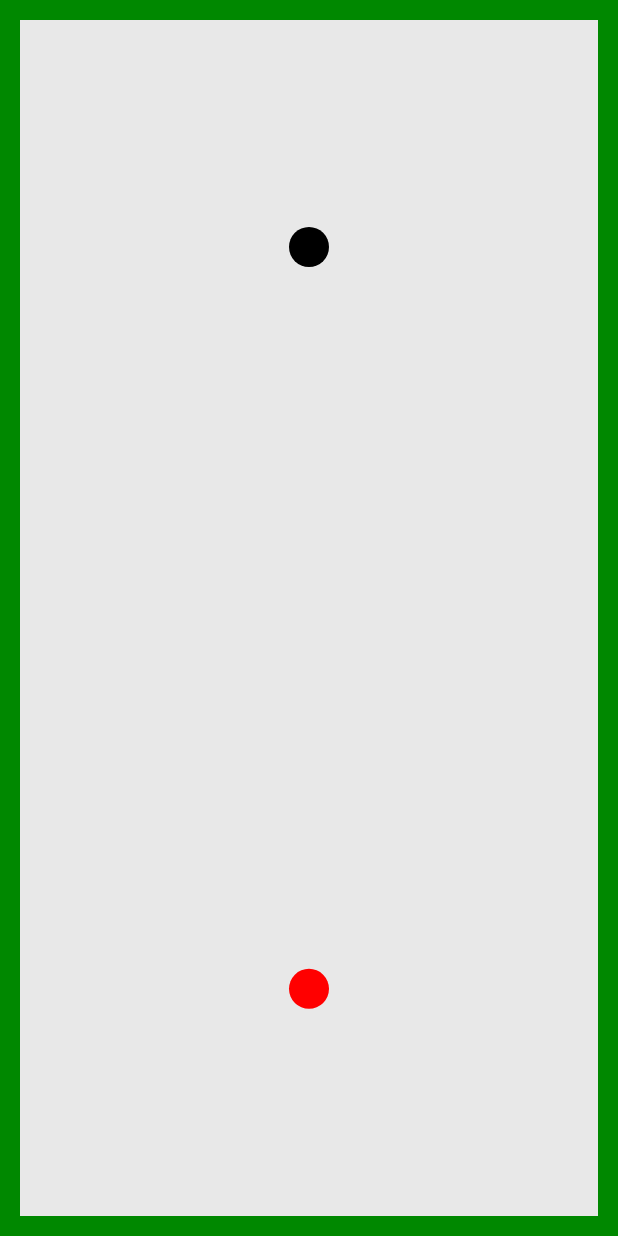
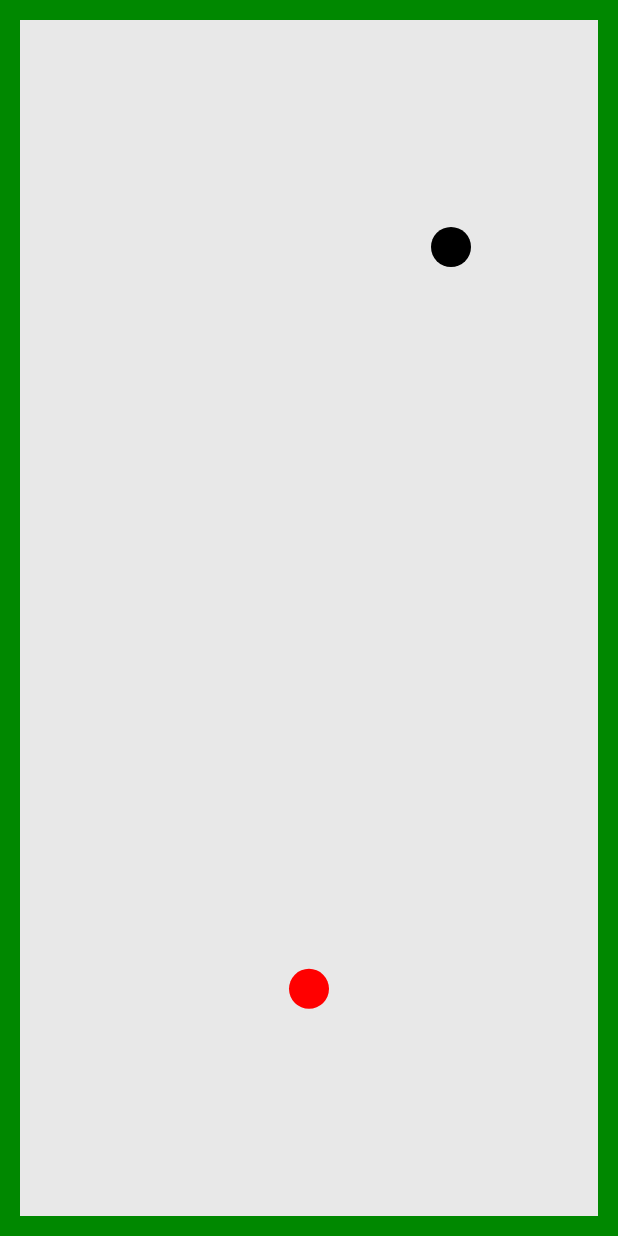
Before and after one commit to Quizzer/MGolf, an Android app: the screen it shows after launch (TrainingActivity), after a tap on "TRAINING", on a phone screen of 412 x 824 dp. Run offline under Robolectric (Android 15) with nearby library versions, the phone set to English and light mode, and no system bars; pictures from the network do not load.

Commit message:
own Extensions: modified Training with counter and moveable hole, fixed RelativeTimeSpan and unit prefs.

```diff
--- a/app/src/main/java/de/neu/mgolf/PlayersActivity.java
+++ b/app/src/main/java/de/neu/mgolf/PlayersActivity.java
@@ -63,6 +63,9 @@ public class PlayersActivity extends AppCompatActivity implements TextWatcher {
             names = savedInstanceState.getStringArrayList(NAMES);
         } else {
             names = new ArrayList<String>();
+            SharedPreferences prefs = PreferenceManager.getDefaultSharedPreferences(this);
+            String first_name = prefs.getString(getResources().getString(R.string.username), getResources().getString(R.string.username_default));
+            names.add(first_name);
         }
 
         adapter = new ArrayAdapter<String>(this, android.R.layout.simple_list_item_1, names); // ...list_item_1-einzeilig, ...list_item_2-zweizeilig
@@ -146,7 +149,7 @@ public class PlayersActivity extends AppCompatActivity implements TextWatcher {
         // Daten für Datenbank sammeln
         String location = (String) spnLocation.getSelectedItem();
         String nameString = TextUtils.join(", ", names);
-        long timestamp = System.currentTimeMillis() - DateUtils.DAY_IN_MILLIS*365;
+        long timestamp = System.currentTimeMillis();
 
         Log.d(Constants.TAG, "onClick_ok: " + location + " - " + nameString + " - " + timestamp);
 
--- a/app/src/main/java/de/neu/mgolf/TrainingActivity.java
+++ b/app/src/main/java/de/neu/mgolf/TrainingActivity.java
@@ -9,7 +9,6 @@ import android.preference.PreferenceManager;
 import android.support.v7.app.ActionBar;
 import android.support.v7.app.AppCompatActivity;
 import android.os.Bundle;
-import android.view.View;
 import android.view.WindowManager;
 
 import de.neu.mgolf.game.TrainingView;
--- a/app/src/main/res/layout/activity_history.xml
+++ b/app/src/main/res/layout/activity_history.xml
@@ -5,4 +5,4 @@
     android:id="@+id/lstGames"
     android:layout_width="match_parent"
     android:layout_height="match_parent"
-    tools:context="de.neu.mgolf.HistoryActivity"></ListView>
+    tools:context="de.neu.mgolf.HistoryActivity" />
--- a/app/src/main/res/layout/activity_training.xml
+++ b/app/src/main/res/layout/activity_training.xml
@@ -1,10 +1,30 @@
 <?xml version="1.0" encoding="utf-8"?>
-<de.neu.mgolf.game.TrainingView xmlns:android="http://schemas.android.com/apk/res/android"
+<RelativeLayout xmlns:android="http://schemas.android.com/apk/res/android"
     xmlns:app="http://schemas.android.com/apk/res-auto"
     xmlns:tools="http://schemas.android.com/tools"
-    android:id="@+id/trainingView"
     android:layout_width="match_parent"
     android:layout_height="match_parent"
     tools:context="de.neu.mgolf.TrainingActivity">
 
-</de.neu.mgolf.game.TrainingView>
+    <de.neu.mgolf.game.TrainingView xmlns:android="http://schemas.android.com/apk/res/android"
+        xmlns:app="http://schemas.android.com/apk/res-auto"
+        xmlns:tools="http://schemas.android.com/tools"
+        android:id="@+id/trainingView"
+        android:layout_width="match_parent"
+        android:layout_height="match_parent"
+        tools:context="de.neu.mgolf.TrainingActivity">
+
+    </de.neu.mgolf.game.TrainingView>
+
+    <TextView
+        android:id="@+id/counterText"
+        android:layout_width="wrap_content"
+        android:layout_height="wrap_content"
+        android:background="#00000000"
+        android:textSize="44sp"
+        android:text=""
+        android:textColor="#71696969"
+        android:layout_centerVertical="true"
+        android:layout_centerHorizontal="true" />
+
+</RelativeLayout>
--- a/app/src/main/res/values/strings.xml
+++ b/app/src/main/res/values/strings.xml
@@ -15,11 +15,25 @@
     <string name="username_Summary">Wird bei neuen Spielen automatisch gesetzt.</string>
     <string name="username_PreferenceTitle">Dein Name</string>
     <string name="settings">Einstellungen</string>
-    <string name="historyDialog">Das Spiel in %1$s mit %2$s fand %3$s statt.</string>
+    <string name="historyDialog">%1$s: In %2$s gespielt mit %3$s.</string>
+
+    <string name="units_key" translatable="false">units_key</string>
+    <string name="units_PreferenceTitle">Einheiten</string>
     <string name="metric">metrisch</string>
+    <string name="metric_key" translatable="false">metric</string>
     <string name="imperial">imperial</string>
-    <string name="units_PreferenceTitle">Einheiten</string>
-    <string name="metric_key" translatable="false">metric</string>
     <string name="imperial_key" translatable="false">imperial</string>
-    <string name="mp3">mp3</string>
+
+    <string name="mp3" translatable="false">mp3</string>
+    <string name="username" translatable="false">username</string>
+    <string name="username_default">Minigolfstar</string>
+    <string name="weather_text">Das Wetter in %1$s: %2$s, %3$s</string>
+    <string name="noOfShotsMsg_one">Eingelocht mit %d Schlag!</string>
+    <string name="noOfShotsMsg_other">Eingelocht mit %d Schlägen!</string>
+
+    <plurals name="noOfShotsMsg">
+        <item quantity="one">@string/noOfShotsMsg_one</item>
+        <item quantity="other">@string/noOfShotsMsg_other</item>
+    </plurals>
+
 </resources>
```
Also changed, not shown: app/src/main/java/de/neu/mgolf/HistoryActivity.java (+28 -3 lines), app/src/main/java/de/neu/mgolf/game/TrainingView.java (+45 -8 lines), app/src/main/java/de/neu/mgolf/tasks/WeatherAsyncTask.java (+3 -7 lines), app/src/main/res/xml/preferences.xml (+10 -10 lines), 3 other files.
